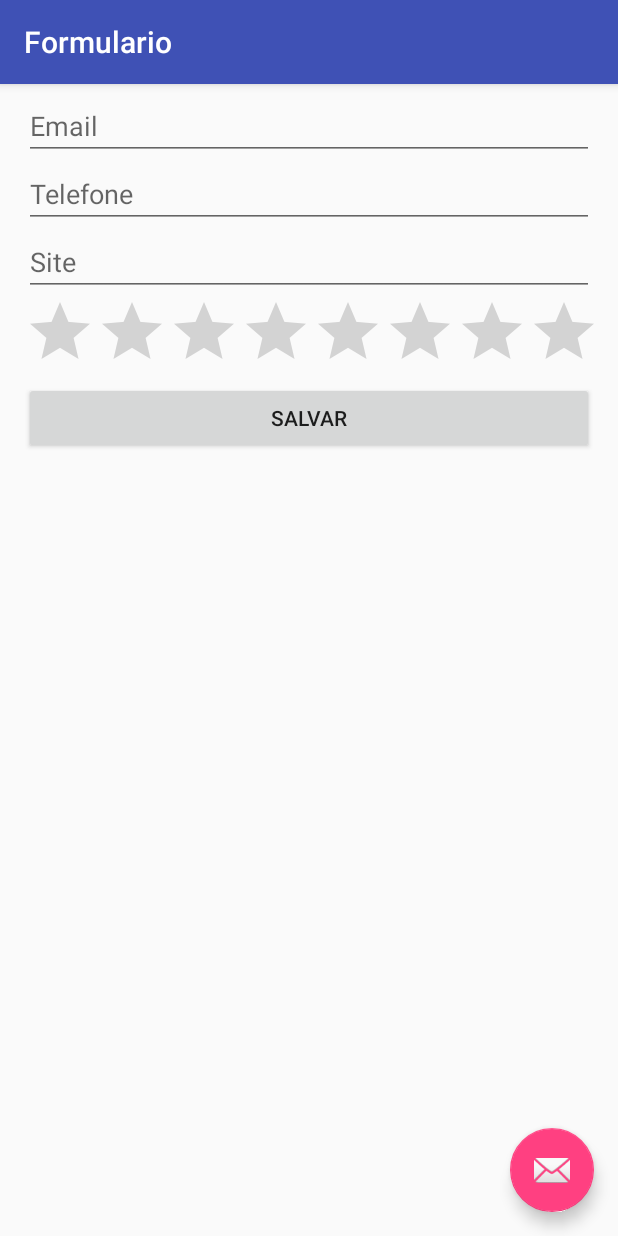
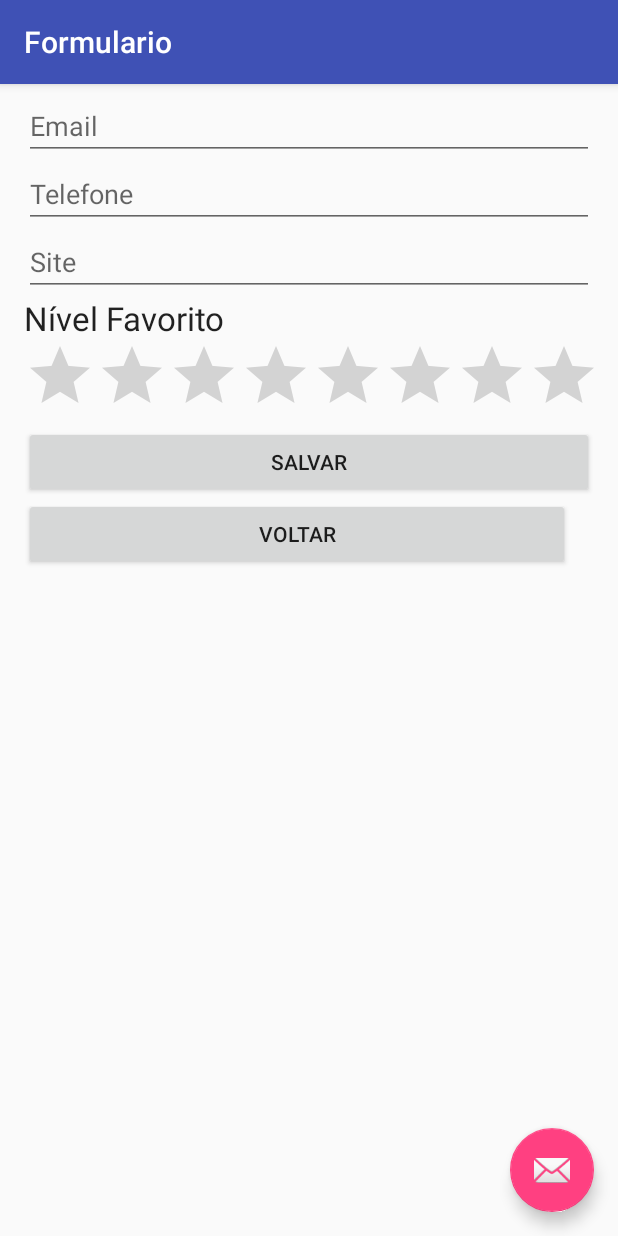
Before and after one commit to silasjr/agenda-android, an Android app: the FormularioActivity screen opened directly, with no data from a screen before it, on a phone screen of 412 x 824 dp. Run offline under Robolectric (Android 15) with nearby library versions, the phone set to English and light mode, and no system bars.

Commit message:
Inicio do exercicio 3.

```diff
--- a/app/src/main/AndroidManifest.xml
+++ b/app/src/main/AndroidManifest.xml
@@ -21,7 +21,8 @@
         <activity
             android:name=".FormularioActivity"
             android:label="@string/title_activity_formulario"
-            android:theme="@style/AppTheme.NoActionBar"></activity>
+            android:theme="@style/AppTheme.NoActionBar">
+        </activity>
     </application>
 
 </manifest>
--- a/app/src/main/java/br/com/silasjr/agenda/FormularioActivity.java
+++ b/app/src/main/java/br/com/silasjr/agenda/FormularioActivity.java
@@ -1,5 +1,6 @@
 package br.com.silasjr.agenda;
 
+import android.content.Intent;
 import android.os.Bundle;
 import android.support.design.widget.FloatingActionButton;
 import android.support.design.widget.Snackbar;
@@ -20,7 +21,15 @@ public class FormularioActivity extends AppCompatActivity {
         btnSalvar.setOnClickListener(new View.OnClickListener() {
             @Override
             public void onClick(View v) {
-                Toast.makeText(FormularioActivity.this,"Botão salvar clicado", Toast.LENGTH_SHORT).show();
+                Toast.makeText(FormularioActivity.this, "Botão salvar clicado", Toast.LENGTH_SHORT).show();
+            }
+        });
+
+        Button btnVoltar = (Button) findViewById(R.id.formulario_btn_voltar);
+        btnVoltar.setOnClickListener(new View.OnClickListener() {
+            @Override
+            public void onClick(View v) {
+                startActivity(new Intent(FormularioActivity.this, ListaAlunosActivity.class));
             }
         });
 
--- a/app/src/main/res/layout/content_formulario.xml
+++ b/app/src/main/res/layout/content_formulario.xml
@@ -42,6 +42,14 @@
             android:layout_width="match_parent"
             android:layout_height="wrap_content" />
 
+
+        <TextView
+            android:layout_width="wrap_content"
+            android:layout_height="wrap_content"
+            android:textAppearance="?android:attr/textAppearanceLarge"
+            android:text="Nível Favorito"
+            android:id="@+id/textView" />
+
         <RatingBar
             android:id="@+id/formulario_star"
             android:numStars="5"
@@ -56,5 +64,15 @@
             android:layout_width="match_parent"
             android:layout_height="wrap_content" />
 
+        <Button
+            android:id="@+id/formulario_btn_voltar"
+            android:layout_width="match_parent"
+            android:layout_height="wrap_content"
+            android:text="Voltar"
+            android:layout_alignParentRight="true"
+            android:layout_alignParentBottom="true"
+            android:layout_marginRight="16dp"
+            android:layout_marginBottom="16dp" />
+
     </LinearLayout>
 </ScrollView>
```
Also changed, not shown: app/src/main/java/br/com/silasjr/agenda/ListaAlunosActivity.java (+12 -3 lines), app/src/main/res/layout/content_lista_alunos.xml (+10 -0 lines).
